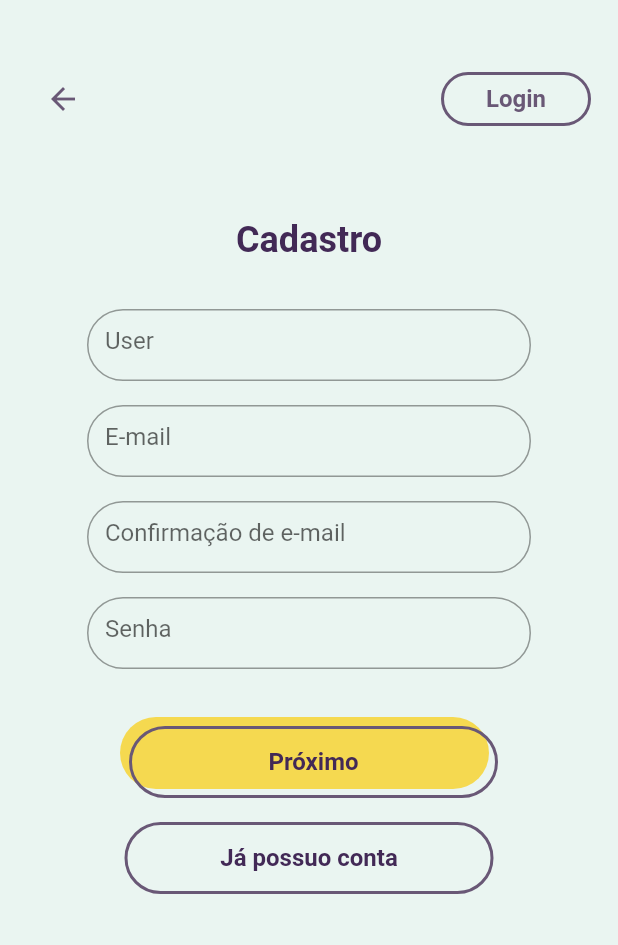
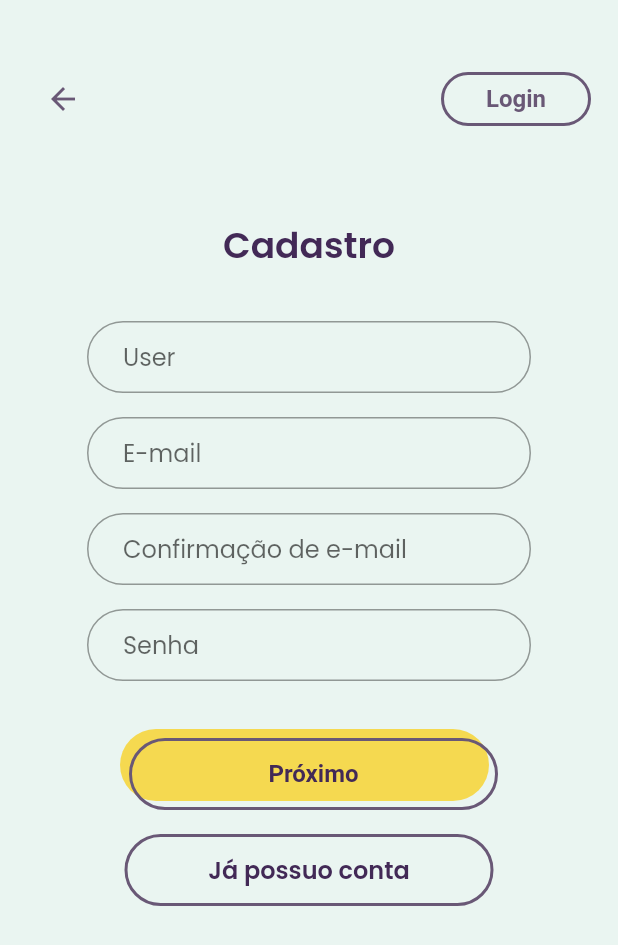
Before and after one commit to jorgelucasalm/Linguini, a Flutter app: the screen it shows after launch, on a phone screen of 412 x 824 dp. Shown: the top 945 px of the screen. Run offline on Flutter 3.47's test engine with Material 2 defaults, Android fonts, the phone set to English and light mode, and no system bars.

Commit message:
refactor: Finalizando a tela de cadastro

```diff
--- a/lib/components/text_input.dart
+++ b/lib/components/text_input.dart
@@ -11,12 +11,14 @@ class TextInput extends StatelessWidget {
       width: 296,
       height: 48,
       child: TextFormField(
+        // textAlignVertical: TextAlignVertical.bottom,
+        style: const TextStyle(
+          color: Color(0xFF695876),
+          fontFamily: 'Poppins'
+        ),
         decoration: InputDecoration(
+          contentPadding: const EdgeInsets.symmetric(horizontal: 24),
           hintText: text,
-          labelStyle: const TextStyle(
-            fontSize: 50,
-            color: Color(0xFF695876),
-          ),
           border: OutlineInputBorder(
             borderRadius: BorderRadius.circular(32),
           ),
--- a/lib/pages/register_page.dart
+++ b/lib/pages/register_page.dart
@@ -14,8 +14,10 @@ class _RegisterPageState extends State<RegisterPage> {
   @override
   Widget build(BuildContext context) {
     return Scaffold(
+        resizeToAvoidBottomInset: false,
         backgroundColor: const Color(0xFFEAF5F1),
-      body: Container(
+        body: SingleChildScrollView(
+          child: Container(
             padding: const EdgeInsets.all(18),
             child: Column(
               mainAxisAlignment: MainAxisAlignment.start,
@@ -30,6 +32,7 @@ class _RegisterPageState extends State<RegisterPage> {
                     style: TextStyle(
                       fontSize: 24,
                       fontWeight: FontWeight.w600,
+                      fontFamily: 'Poppins',
                       color: Color(0xff422956),
                     ),
                   ),
@@ -67,6 +70,7 @@ class _RegisterPageState extends State<RegisterPage> {
                     style: TextStyle(
                       fontSize: 16,
                       fontWeight: FontWeight.w600,
+                      fontFamily: 'Poppins',
                       color: Color(0xff422956),
                     ),
                   ),
@@ -75,6 +79,6 @@ class _RegisterPageState extends State<RegisterPage> {
               ],
             ),
           ),
-    );
+        ));
   }
 }
```
Also changed, not shown: pubspec.yaml (+14 -12 lines). Lines whose indentation alone changed are shown as unchanged.
